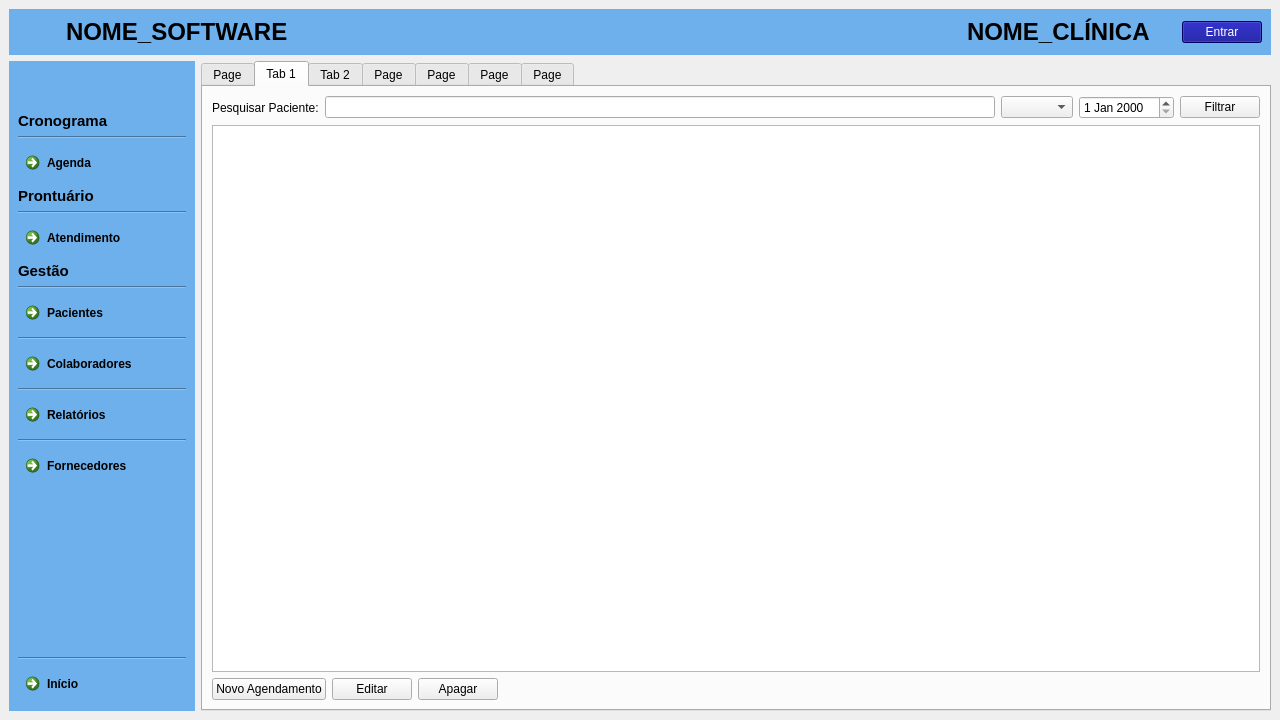
Old version of the form clinica_cpp/mainwindow.ui in the repository juander/Projeto_CPP.
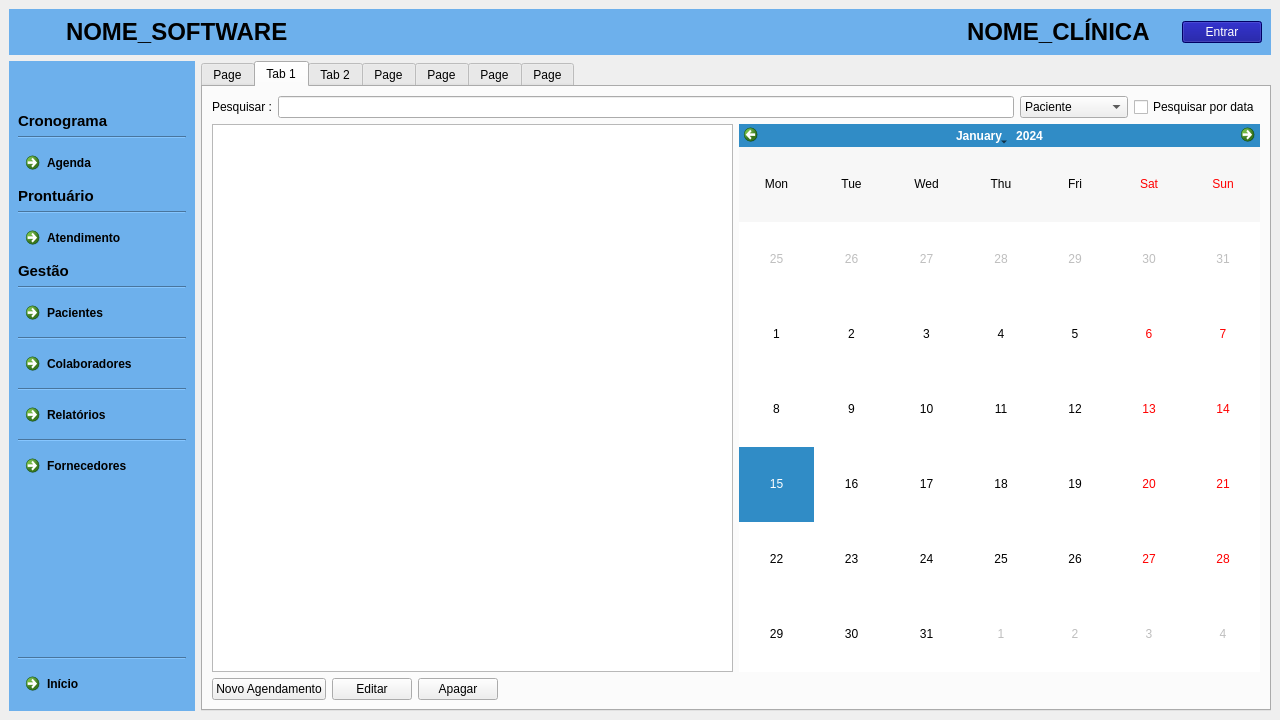
New version of the form. Icons and pictures are not drawn.

Commit message: me da push

```diff
--- a/clinica_cpp/mainwindow.ui
+++ b/clinica_cpp/mainwindow.ui
@@ -2603,7 +2603,7 @@
                 <item>
                  <widget class="QLabel" name="label">
                   <property name="text">
-                   <string>Pesquisar Paciente:</string>
+                   <string>Pesquisar :</string>
                   </property>
                  </widget>
                 </item>
@@ -2611,22 +2611,52 @@
                  <widget class="QLineEdit" name="lineEdit"/>
                 </item>
                 <item>
-                 <widget class="QComboBox" name="comboBox"/>
+                 <widget class="QComboBox" name="comboBox">
+                  <property name="enabled">
+                   <bool>true</bool>
+                  </property>
+                  <item>
+                   <property name="text">
+                    <string>Paciente</string>
+                   </property>
+                  </item>
+                  <item>
+                   <property name="text">
+                    <string>Médico</string>
+                   </property>
+                  </item>
+                  <item>
+                   <property name="text">
+                    <string>Especialidade</string>
+                   </property>
+                  </item>
+                 </widget>
                 </item>
                 <item>
-                 <widget class="QDateEdit" name="dateEdit"/>
-                </item>
-                <item>
-                 <widget class="QPushButton" name="pushButton">
+                 <widget class="QCheckBox" name="checkData">
                   <property name="text">
-                   <string>Filtrar</string>
+                   <string>Pesquisar por data</string>
                   </property>
                  </widget>
                 </item>
                </layout>
               </item>
               <item>
-               <widget class="QTableView" name="tableView"/>
+               <layout class="QHBoxLayout" name="horizontalLayout_10">
+                <item>
+                 <widget class="QTableView" name="tableView"/>
+                </item>
+                <item>
+                 <widget class="QCalendarWidget" name="calendarWidget">
+                  <property name="toolTipDuration">
+                   <number>-9</number>
+                  </property>
+                  <property name="verticalHeaderFormat">
+                   <enum>QCalendarWidget::VerticalHeaderFormat::NoVerticalHeader</enum>
+                  </property>
+                 </widget>
+                </item>
+               </layout>
               </item>
               <item>
                <layout class="QHBoxLayout" name="horizontalLayout_8">
```
The commit also changes 1 other file.
